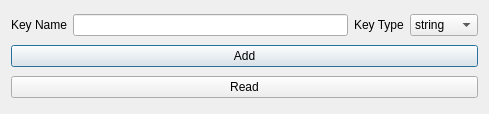
This is dlgnewkeyfield.ui in ic005k/OCAuxiliaryTools as Qt 5 draws it before an edit. The edited form follows.
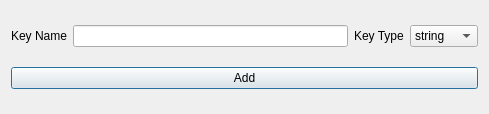
This is the edited form.

Diff of the .ui file:
```diff
--- a/dlgnewkeyfield.ui
+++ b/dlgnewkeyfield.ui
@@ -66,13 +66,6 @@
      </property>
     </widget>
    </item>
-   <item row="2" column="0">
-    <widget class="QPushButton" name="btnRead">
-     <property name="text">
-      <string>Read</string>
-     </property>
-    </widget>
-   </item>
   </layout>
  </widget>
  <resources/>
```
